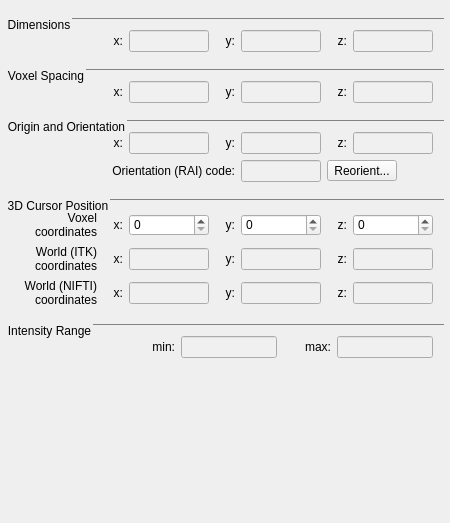
Qt form GUI/Qt/Components/ImageInfoInspector.ui (pyushkevich/itksnap) before a commit.
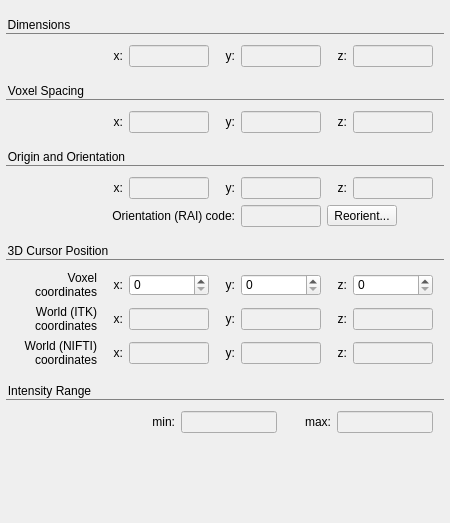
The same form after that commit.

```diff
--- a/GUI/Qt/Components/ImageInfoInspector.ui
+++ b/GUI/Qt/Components/ImageInfoInspector.ui
@@ -16,7 +16,7 @@
   <property name="styleSheet">
    <string notr="true">QGroupBox {
   background-origin: content;
-  margin-top: 2.5ex;
+  margin-top: 15px;
   font-weight: normal;
   font-size: 12px;
   color: black;
```
